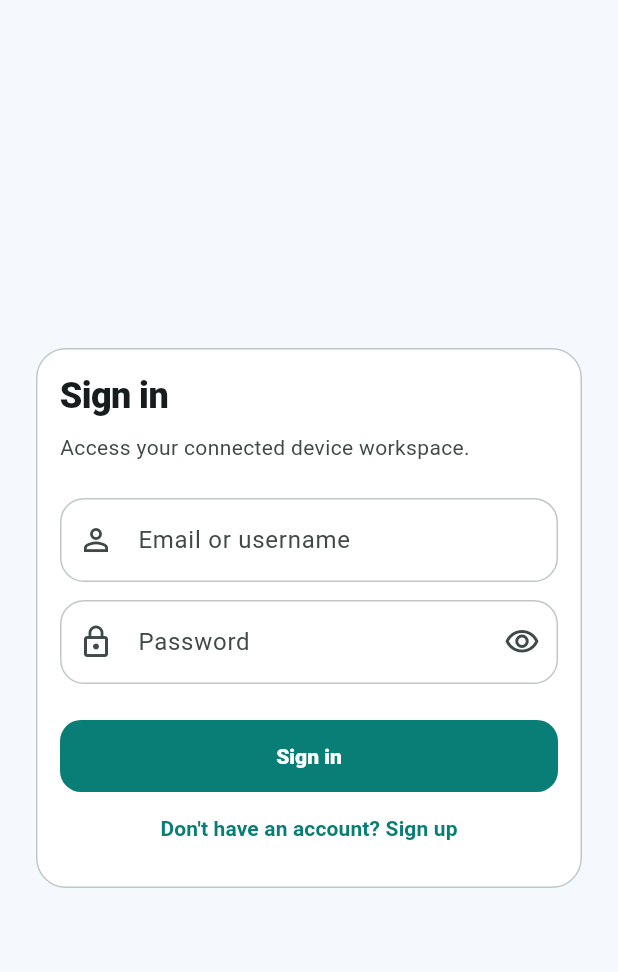
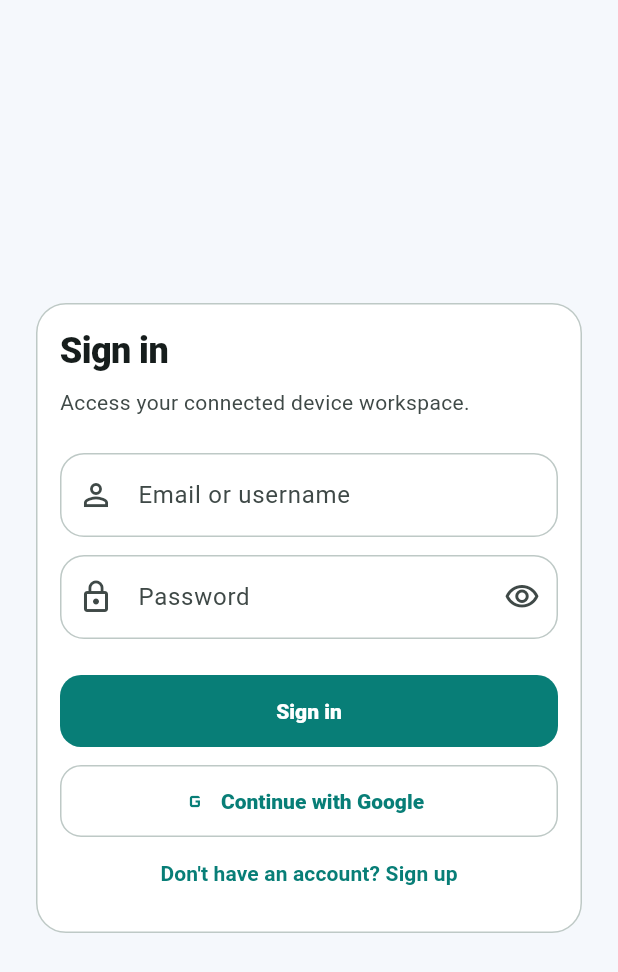
Before and after one commit to Kurniawanrizki333/orq_flutter, a Flutter app: the screen it shows after launch, on a phone screen of 412 x 824 dp. Shown: the top 972 px of the screen. Run offline on Flutter 3.47's test engine with Material 3 defaults, Android fonts, the phone set to English and light mode, and no system bars; our stand-ins replace dio, firebase_auth, firebase_core, flutter_riverpod, flutter_secure_storage, freezed_annotation and 2 more; missing offline and left inert: mobile_scanner; accounts and stored records are empty.

Commit message:
feat(auth): add Google sign-in and theme settings

```diff
--- a/lib/core/network/endpoints.dart
+++ b/lib/core/network/endpoints.dart
@@ -16,6 +16,7 @@ class Endpoints {
 
   // core/v1 — shared authentication surface.
   static const signIn = '/core/v1/auth/signin';
+  static const googleSignIn = '/core/v1/auth/google';
   static const refresh = '/core/v1/auth/refresh';
   static const me = '/core/v1/auth/me';
 
--- a/lib/core/router/app_router.dart
+++ b/lib/core/router/app_router.dart
@@ -21,8 +21,8 @@ final goRouterProvider = Provider<GoRouter>((ref) {
     initialLocation: '/',
     redirect: (context, state) {
       final startup = state.matchedLocation == '/startup';
-      if ((resolving || auth.hasError) && !startup) return '/startup';
-      if (startup && (resolving || auth.hasError)) return null;
+      if (resolving && !startup) return '/startup';
+      if (startup && resolving) return null;
       final onAuthPages =
           state.matchedLocation == '/sign-in' ||
           state.matchedLocation == '/sign-up';
--- a/lib/features/auth/auth_controller.dart
+++ b/lib/features/auth/auth_controller.dart
@@ -38,6 +38,11 @@ class AuthController extends AsyncNotifier<AuthUser?> {
     );
   }
 
+  Future<void> signInWithGoogle() async {
+    state = const AsyncLoading();
+    state = await AsyncValue.guard(_repo.signInWithGoogle);
+  }
+
   Future<void> signUp({
     required String email,
     required String username,
--- /dev/null
+++ b/lib/features/auth/google_auth.dart
@@ -0,0 +1,29 @@
+import 'package:firebase_auth/firebase_auth.dart';
+import 'package:firebase_core/firebase_core.dart';
+import 'package:google_sign_in/google_sign_in.dart';
+
+class GoogleAuth {
+  GoogleAuth._();
+
+  static final Future<void> _initialization = GoogleSignIn.instance.initialize();
+
+  static bool get isConfigured => true;
+
+  static Future<String> idToken() async {
+    if (Firebase.apps.isEmpty) {
+      await Firebase.initializeApp();
+    }
+
+    await _initialization;
+    final account = await GoogleSignIn.instance.authenticate();
+    final credential = GoogleAuthProvider.credential(
+      idToken: account.authentication.idToken,
+    );
+    final user = await FirebaseAuth.instance.signInWithCredential(credential);
+    final idToken = await user.user?.getIdToken();
+    if (idToken == null) {
+      throw StateError('Google sign-in did not return an ID token.');
+    }
+    return idToken;
+  }
+}
--- a/lib/features/auth/sign_in_page.dart
+++ b/lib/features/auth/sign_in_page.dart
@@ -4,6 +4,7 @@ import 'package:go_router/go_router.dart';
 
 import '../../core/widgets/section_card.dart';
 import 'auth_controller.dart';
+import 'google_auth.dart';
 
 class SignInPage extends ConsumerStatefulWidget {
   const SignInPage({super.key});
@@ -32,6 +33,9 @@ class _SignInPageState extends ConsumerState<SignInPage> {
         .signIn(login: _login.text.trim(), password: _password.text);
   }
 
+  void _signInWithGoogle() =>
+      ref.read(authControllerProvider.notifier).signInWithGoogle();
+
   @override
   Widget build(BuildContext context) {
     final auth = ref.watch(authControllerProvider);
@@ -57,6 +61,7 @@ class _SignInPageState extends ConsumerState<SignInPage> {
                     onTogglePassword: () =>
                         setState(() => _obscurePassword = !_obscurePassword),
                     onSubmit: _submit,
+                    onGoogleSignIn: _signInWithGoogle,
                   );
                   if (!wide) return form;
                   return Row(
@@ -122,6 +127,7 @@ class _SignInForm extends StatelessWidget {
     required this.isLoading,
     required this.onTogglePassword,
     required this.onSubmit,
+    required this.onGoogleSignIn,
     this.error,
   });
 
@@ -132,6 +138,7 @@ class _SignInForm extends StatelessWidget {
   final bool isLoading;
   final VoidCallback onTogglePassword;
   final VoidCallback onSubmit;
+  final VoidCallback onGoogleSignIn;
   final String? error;
 
   @override
@@ -207,6 +214,18 @@ class _SignInForm extends StatelessWidget {
                       )
                     : const Text('Sign in'),
               ),
+              const SizedBox(height: 12),
+              OutlinedButton.icon(
+                onPressed: isLoading || !GoogleAuth.isConfigured
+                    ? null
+                    : onGoogleSignIn,
+                icon: const Icon(Icons.g_mobiledata),
+                label: Text(
+                  GoogleAuth.isConfigured
+                      ? 'Continue with Google'
+                      : 'Google sign-in unavailable',
+                ),
+              ),
               TextButton(
                 onPressed: () => context.push('/sign-up'),
                 child: const Text("Don't have an account? Sign up"),
--- a/lib/main.dart
+++ b/lib/main.dart
@@ -3,8 +3,10 @@ import 'package:flutter_riverpod/flutter_riverpod.dart';
 
 import 'core/router/app_router.dart';
 import 'core/theme/app_theme.dart';
+import 'core/theme/theme_mode_controller.dart';
 
-void main() {
+void main() async {
+  WidgetsFlutterBinding.ensureInitialized();
   runApp(const ProviderScope(child: OrqestraApp()));
 }
 
@@ -14,11 +16,18 @@ class OrqestraApp extends ConsumerWidget {
   @override
   Widget build(BuildContext context, WidgetRef ref) {
     final router = ref.watch(goRouterProvider);
+    final themeMode = ref
+        .watch(themeModeControllerProvider)
+        .when(
+          data: (mode) => mode,
+          loading: () => ThemeMode.system,
+          error: (_, _) => ThemeMode.system,
+        );
     return MaterialApp.router(
       title: 'Orqestra',
       theme: AppTheme.light(),
       darkTheme: AppTheme.dark(),
-      themeMode: ThemeMode.system,
+      themeMode: themeMode,
       routerConfig: router,
     );
   }
--- a/pubspec.yaml
+++ b/pubspec.yaml
@@ -40,6 +40,9 @@ dependencies:
   freezed_annotation: ^3.1.0
   json_annotation: ^4.12.0
   flutter_secure_storage: ^9.2.4
+  firebase_auth: ^6.2.0
+  firebase_core: ^4.5.0
+  google_sign_in: ^7.2.0
   mobile_scanner: ^7.1.2
   web_socket_channel: ^3.0.3
 
```
Also changed, not shown: lib/core/theme/theme_mode_controller.dart (added, +27 -0 lines), lib/core/widgets/adaptive_scaffold.dart (+63 -3 lines), lib/features/auth/auth_repository.dart (+35 -22 lines), lib/features/auth/sign_up_page.dart (+16 -0 lines), pubspec.lock, 10 other files.
